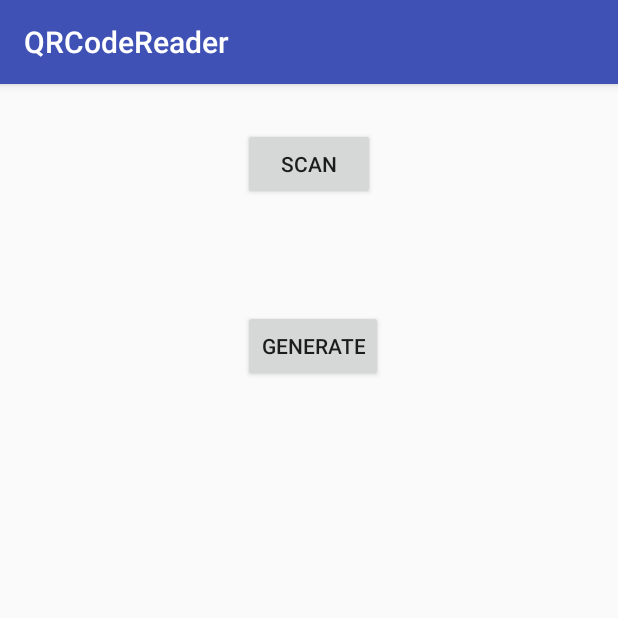
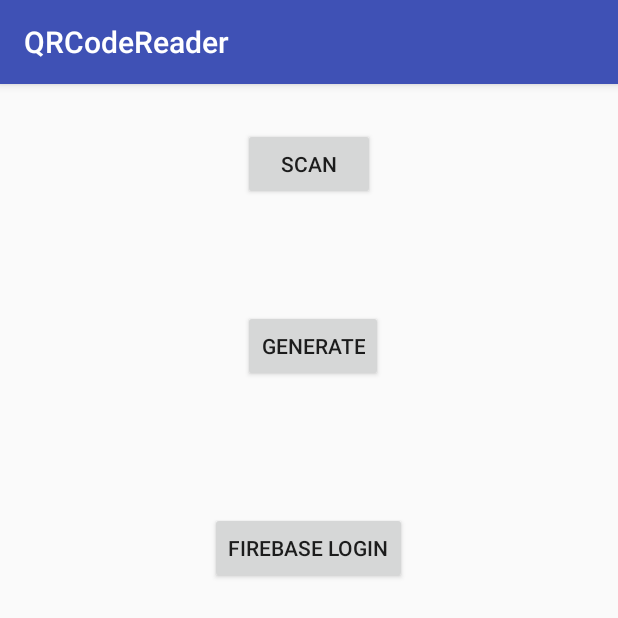
Before and after one commit to sagarsishir51/Android, an Android app: the screen it shows after launch (MainActivity), on a phone screen of 412 x 824 dp, the top half of it. Run offline under Robolectric (Android 15) with nearby library versions, the phone set to English and light mode, and no system bars; libraries missing offline, so code that uses them is left out: org.bouncycastle.jce; 2 statements that could not run were skipped.

Commit message:
QR code Final

```diff
--- a/QRCodeReader/app/src/main/AndroidManifest.xml
+++ b/QRCodeReader/app/src/main/AndroidManifest.xml
@@ -1,7 +1,7 @@
 <?xml version="1.0" encoding="utf-8"?>
 <manifest xmlns:android="http://schemas.android.com/apk/res/android"
     package="com.example.sagar.qrcodereader">
-
+<uses-permission android:name="android.permission.INTERNET"/>
     <application
         android:allowBackup="true"
         android:icon="@mipmap/ic_launcher"
@@ -16,7 +16,8 @@
                 <category android:name="android.intent.category.LAUNCHER" />
             </intent-filter>
         </activity>
-        <activity android:name=".QR_CODE"></activity>
+        <activity android:name=".QR_CODE" />
+        <activity android:name=".FireBaseActivity"></activity>
     </application>
 
 </manifest>
--- a/QRCodeReader/app/src/main/java/com/example/sagar/qrcodereader/MainActivity.java
+++ b/QRCodeReader/app/src/main/java/com/example/sagar/qrcodereader/MainActivity.java
@@ -8,16 +8,11 @@ import android.widget.Button;
 import android.widget.EditText;
 import android.widget.TextView;
 import android.widget.Toast;
-
 import com.google.zxing.integration.android.IntentResult;
 
-import java.security.InvalidKeyException;
-
-import javax.crypto.BadPaddingException;
-import javax.crypto.IllegalBlockSizeException;
 
 public class MainActivity extends AppCompatActivity implements View.OnClickListener {
-    Button startScan, generateCode,decrypt;
+    Button startScan, generateCode,decrypt,fireBaseLogin;
     TextView scanedContentE,scanedContentD;
     EditText keyToEncrypt;
     scanner _Scanner;
@@ -33,13 +28,14 @@ public class MainActivity extends AppCompatActivity implements View.OnClickListe
             startScan = (Button) findViewById(R.id.button);
             generateCode = (Button) findViewById(R.id.button2);
             decrypt=(Button)findViewById(R.id.buttonDecrypt);
+            fireBaseLogin=(Button)findViewById(R.id.buttonFireBase);
 
             scanedContentE = (TextView) findViewById(R.id.textViewEncrypted);
             scanedContentD = (TextView) findViewById(R.id.textViewDecrypted);
 
             keyToEncrypt=(EditText)findViewById(R.id.editTextKey);
 
-            keyManager=new KeyManager();
+           keyManager=new KeyManager();
             if(keyManager.checkFirstAttempt(getApplicationContext())){
                 Toast.makeText(getApplicationContext(), "private key time"+keyManager.getPrivateKey().toString(), Toast.LENGTH_LONG).show();
                 keyManager.writeKeyToPreferences(getApplicationContext());
@@ -50,6 +46,7 @@ public class MainActivity extends AppCompatActivity implements View.OnClickListe
             startScan.setOnClickListener(this);
             generateCode.setOnClickListener(this);
             decrypt.setOnClickListener(this);
+            fireBaseLogin.setOnClickListener(this);
             _Scanner = new codeScanner(this, getApplicationContext());
 
 
@@ -70,7 +67,7 @@ public class MainActivity extends AppCompatActivity implements View.OnClickListe
             }
             case R.id.button2: {
                 Toast.makeText(getApplicationContext(), "generating", Toast.LENGTH_LONG).show();
-                Intent callGeneratingClass=new Intent(MainActivity.this,QR_CODE.class);
+                Intent callGeneratingClass = new Intent(MainActivity.this, QR_CODE.class);
                 startActivity(callGeneratingClass);
                 break;
 
@@ -90,8 +87,14 @@ public class MainActivity extends AppCompatActivity implements View.OnClickListe
 
                 }
 
-
+                break;
             }
+            case R.id.buttonFireBase:{
+                Toast.makeText(getApplicationContext(), "firebase", Toast.LENGTH_LONG).show();
+                Intent callGeneratingClass = new Intent(MainActivity.this, FireBaseActivity.class);
+                startActivity(callGeneratingClass);
+            }
+            break;
         }
     }
     @Override
--- a/QRCodeReader/app/src/main/java/com/example/sagar/qrcodereader/QR_CODE.java
+++ b/QRCodeReader/app/src/main/java/com/example/sagar/qrcodereader/QR_CODE.java
@@ -10,12 +10,6 @@ import android.widget.EditText;
 import android.widget.ImageView;
 import android.widget.Toast;
 
-import java.security.InvalidKeyException;
-import java.security.NoSuchAlgorithmException;
-
-import javax.crypto.BadPaddingException;
-import javax.crypto.IllegalBlockSizeException;
-import javax.crypto.NoSuchPaddingException;
 
 public class QR_CODE extends AppCompatActivity implements View.OnClickListener,KeyEvent.Callback {
     EditText messageToEncrypt;
--- a/QRCodeReader/app/src/main/res/layout/activity_main.xml
+++ b/QRCodeReader/app/src/main/res/layout/activity_main.xml
@@ -72,4 +72,12 @@
         android:text=""
         android:visibility="invisible" />
 
+    <Button
+        android:id="@+id/buttonFireBase"
+        android:layout_width="wrap_content"
+        android:layout_height="wrap_content"
+        android:text="FireBase Login"
+        android:layout_below="@+id/textViewEncrypted"
+        android:layout_centerHorizontal="true" />
+
 </RelativeLayout>
--- a/QRCodeReader/build.gradle
+++ b/QRCodeReader/build.gradle
@@ -9,6 +9,7 @@ buildscript {
 
         // NOTE: Do not place your application dependencies here; they belong
         // in the individual module build.gradle files
+        classpath 'com.google.gms:google-services:3.0.0'
     }
 }
 
```
Also changed, not shown: QRCodeReader/app/build.gradle (+9 -3 lines), QRCodeReader/app/src/main/java/com/example/sagar/qrcodereader/FireBaseActivity.java (added, +13 -0 lines), QRCodeReader/app/src/main/java/com/example/sagar/qrcodereader/KeyManager.java (+2 -11 lines), QRCodeReader/app/src/main/res/layout/activity_fire_base.xml (added, +9 -0 lines), 2 other files.
